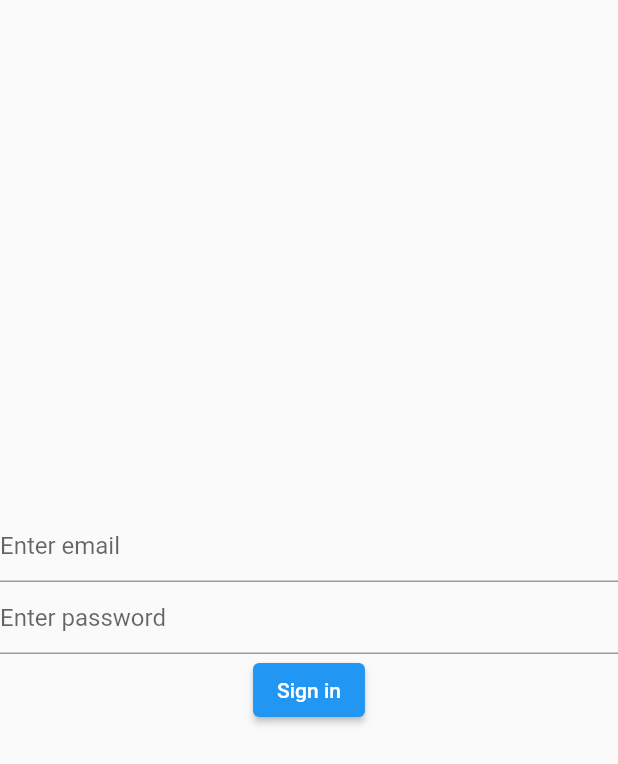
After one commit to absarrahman/animal_adoption, a Flutter app: the screen it shows after launch, after a tap on "Login", on a phone screen of 412 x 824 dp. The commit adds this screen. Shown: the top 764 px of the screen. Run offline on Flutter 3.47's test engine with Material 2 defaults, Android fonts, the phone set to English and light mode, and no system bars; our stand-ins replace cloud_firestore, firebase_auth, firebase_core, get; accounts and stored records are empty.

Commit message:
Fix login and sign up issues
Signed-off-by: absarrahman <raman040635@gmail.com>

```diff
--- a/lib/constants/string_constants.dart
+++ b/lib/constants/string_constants.dart
@@ -1,6 +1,10 @@
 class RoleConstants {
   static const roleGonnAdoptUser = "gonnaAdoptUser";
   static const roleAdoptPostPetUser = "adoptPostPetUser";
+  static const roleMaps = {
+    roleAdoptPostPetUser: "Adopt a pet",
+    roleGonnAdoptUser: "Let someone else adopt your pet",
+  };
 }
 
 class ModelConstants {
--- a/lib/routes.dart
+++ b/lib/routes.dart
@@ -1,3 +1,4 @@
+import 'package:animal_adoption/views/auth/login_view.dart';
 import 'package:animal_adoption/views/auth/register_view.dart';
 import 'package:animal_adoption/views/home.dart';
 import 'package:get/route_manager.dart';
@@ -8,5 +9,6 @@ class AppRoutes {
   static final routes = [
     GetPage(name: HomeView.id, page: () => const HomeView()),
     GetPage(name: RegisterView.id, page: () => const RegisterView()),
+    GetPage(name: LoginView.id, page: () => const LoginView()),
   ];
 }
--- a/lib/utils/responsive.dart
+++ b/lib/utils/responsive.dart
@@ -3,7 +3,7 @@ import 'package:get/get.dart';
 class ResponsiveUtil {
 
   //Responsive widths are collected from https://stackoverflow.com/questions/21574881/responsive-design-with-media-query-screen-size
-  static bool isMobile() => Get.width < 768;
-  static bool isTablet() => Get.width >= 768 && Get.width < 992;
-  static bool isDesktop() => Get.width >= 992;
+  static bool get isMobile => Get.width < 768;
+  static bool get isTablet => Get.width >= 768 && Get.width < 992;
+  static bool get isDesktop => Get.width >= 992;
 }
--- /dev/null
+++ b/lib/views/auth/login_view.dart
@@ -0,0 +1,53 @@
+import 'package:animal_adoption/controllers/auth_controller.dart';
+import 'package:firebase_auth/firebase_auth.dart';
+import 'package:flutter/material.dart';
+import 'package:get/get.dart';
+
+import '../widgets/common.dart';
+
+class LoginView extends StatelessWidget {
+  const LoginView({Key? key}) : super(key: key);
+  static const String id = '/login-view';
+
+  @override
+  Widget build(BuildContext context) {
+    final AuthController authController = AuthController.authController;
+    return Scaffold(
+        body: Column(
+      mainAxisAlignment: MainAxisAlignment.center,
+      children: [
+        // Email
+        TextField(
+          decoration: const InputDecoration(
+            hintText: "Enter email",
+          ),
+          onChanged: (value) {
+            authController.email.value = value;
+          },
+        ),
+        // Password
+        TextField(
+          decoration: const InputDecoration(
+            hintText: "Enter password",
+          ),
+          obscureText: true,
+          onChanged: (value) {
+            authController.password.value = value;
+          },
+        ),
+        ElevatedButton(
+            onPressed: () async {
+              CommonWidgets.loadingWidget();
+              try {
+                await authController.signIn();
+              } on FirebaseAuthException catch (e) {
+                // Remove loader
+                CommonWidgets.dismissLoadingWidget();
+                Get.snackbar("Failed to login", e.message!);
+              }
+            },
+            child: const Text("Sign in"))
+      ],
+    ));
+  }
+}
--- a/lib/views/home.dart
+++ b/lib/views/home.dart
@@ -1,4 +1,10 @@
+import 'dart:developer';
+
+import 'package:animal_adoption/controllers/auth_controller.dart';
+import 'package:animal_adoption/utils/responsive.dart';
+import 'package:animal_adoption/views/auth/login_view.dart';
 import 'package:animal_adoption/views/auth/register_view.dart';
+import 'package:animal_adoption/views/widgets/common.dart';
 import 'package:flutter/material.dart';
 import 'package:get/get.dart';
 
@@ -8,24 +14,63 @@ class HomeView extends StatelessWidget {
 
   @override
   Widget build(BuildContext context) {
+    AuthController authController = AuthController.authController;
+    log("${authController.isLoggedIn.value}");
     return Scaffold(
       appBar: AppBar(
         elevation: 0,
         backgroundColor: Theme.of(context).scaffoldBackgroundColor,
         actions: [
-          ElevatedButton(
+          const Spacer(
+            flex: 3,
+          ),
+          authController.isLoggedIn.value
+              ? ElevatedButton(
+                  onPressed: () async {
+                    CommonWidgets.loadingWidget();
+                    await authController.signOut();
+                    CommonWidgets.dismissLoadingWidget();
+                  },
+                  child: const Text("Logout"),
+                )
+              : Flexible(
+                  child: Row(
+                    mainAxisSize: MainAxisSize.min,
+                    children: [
+                      Flexible(
+                        flex: 8,
+                        child: ElevatedButton(
+                          onPressed: () {
+                            Get.toNamed(LoginView.id);
+                          },
+                          child: const Text("Login"),
+                          style: ElevatedButton.styleFrom(
+                            shape: const StadiumBorder(),
+                          ),
+                        ),
+                      ),
+                      const Spacer(),
+                      Flexible(
+                        flex: 8,
+                        child: ElevatedButton(
                           onPressed: () {
                             Get.toNamed(RegisterView.id);
                           },
-            child: const Text("Register View"),
+                          child: const Text("Join us"),
                           style: ElevatedButton.styleFrom(
                             shape: const StadiumBorder(),
                           ),
-          )
+                        ),
+                      ),
+                      const Spacer(),
                     ],
                   ),
-      body: const Center(
-        child: Text("Hey"),
+                ),
+        ],
+      ),
+      body: Center(
+        child: Text(
+            "Hey Login status: ${authController.isLoggedIn.value}, isPhone status: ${ResponsiveUtil.isMobile}, isDesktop status: ${ResponsiveUtil.isDesktop}"),
       ),
     );
   }
--- a/lib/views/widgets/common.dart
+++ b/lib/views/widgets/common.dart
@@ -3,7 +3,7 @@ import 'package:get/get.dart';
 
 class CommonWidgets {
   static loadingWidget() {
-    Get.defaultDialog(content: const CircularProgressIndicator(), barrierDismissible: false, title: 'Loading');
+    Get.defaultDialog(content: const CircularProgressIndicator.adaptive(), barrierDismissible: false, title: 'Loading');
   }
 
   static dismissLoadingWidget() {
```
Also changed, not shown: lib/controllers/auth_controller.dart (+29 -10 lines), lib/services/firebase_api.dart (+4 -4 lines), lib/views/auth/register_view.dart (+14 -6 lines). Lines whose indentation alone changed are shown as unchanged.
